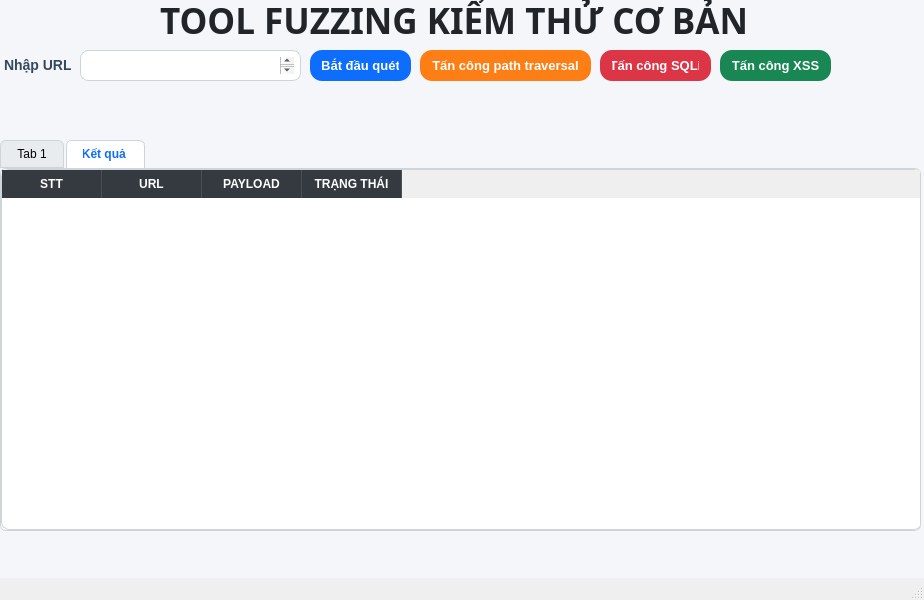
The window that GUICrawl.ui (dongydpl/ToolFuzzing002) describes before a commit, drawn with Qt 5.
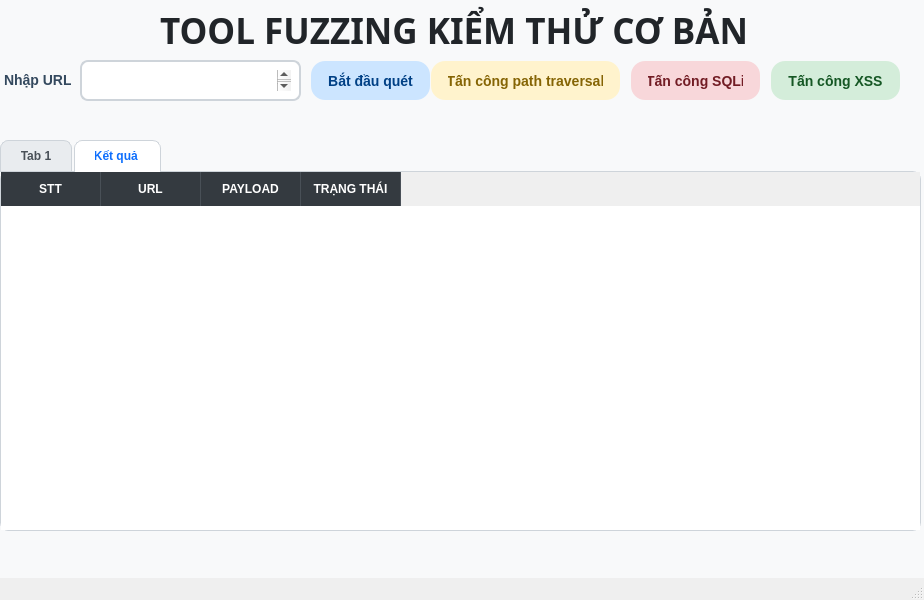
The same window after the commit.

```diff
--- a/GUICrawl.ui
+++ b/GUICrawl.ui
@@ -15,122 +15,128 @@
   </property>
   <property name="styleSheet">
    <string notr="true">/* ===================================================
-   1. NỀN CHUNG VÀ CÁC Ô NHẬP LIỆU / HIỂN THỊ
+   1. NỀN CHUNG VÀ CÁC CHỮ (TEXT/LABEL)
    =================================================== */
 QWidget#centralwidget {
-    background-color: #f4f6f9;
-	color: #212529;
+    background-color: #f8f9fa; /* Màu nền xám trắng hiện đại */
 }
 
+/* SỬA LỖI TÀNG HÌNH TIÊU ĐỀ CHÍNH */
+QLabel#label {
+    color: #2c3e50; /* Màu xám đen đậm cho chữ Tool Fuzzing */
+    font-weight: bold;
+}
+
+/* Chữ &quot;Nhập URL&quot; */
+QLabel#label_2 {
+    color: #34495e; 
+    font-weight: bold;
+    font-size: 14px;
+    font-family: &quot;Segoe UI&quot;, Roboto, Arial, sans-serif;
+}
+
+/* ===================================================
+   2. CÁC Ô NHẬP LIỆU VÀ HIỂN THỊ LOG (TEXT AREA)
+   =================================================== */
 QTextEdit, QTextBrowser {
     background-color: #ffffff;
-    border: 1px solid #ced4da;
+    border: 2px solid #ced4da;
     border-radius: 8px;
-    padding: 6px;
-    font-size: 13px;
+    padding: 8px;
+    font-size: 14px;
+    color: #212529;
+}
+
+/* Hiệu ứng khi bấm chuột vào ô nhập URL */
+QTextEdit:focus {
+    border: 2px solid #86b7fe; 
 }
 
 /* ===================================================
-   2. BẢNG KẾT QUẢ (TABLE WIDGET) VÀ TAB WIDGET
+   3. BẢNG KẾT QUẢ VÀ CÁC TAB (TAB WIDGET)
    =================================================== */
-QTableWidget {
-    background-color: #ffffff;
-    border: 1px solid #ced4da;
-    border-radius: 8px;
-    gridline-color: #e9ecef;
-    font-size: 13px;
-}
-
-QHeaderView::section {
-    background-color: #343a40;
-    color: #ffffff;
-    font-weight: bold;
-    padding: 5px;
-    border: none;
-    border-right: 1px solid #495057;
-}
-
 QTabWidget::pane {
     border: 1px solid #ced4da;
-    border-radius: 6px;
+    border-radius: 8px;
     background: #ffffff;
+    top: -1px;
 }
 
 QTabBar::tab {
     background: #e9ecef;
     border: 1px solid #ced4da;
-    padding: 6px 16px;
-    border-top-left-radius: 6px;
-    border-top-right-radius: 6px;
+    padding: 8px 20px;
+    border-top-left-radius: 8px;
+    border-top-right-radius: 8px;
     margin-right: 2px;
+    color: #495057;
+    font-weight: bold;
 }
 
 QTabBar::tab:selected {
     background: #ffffff;
     border-bottom-color: #ffffff;
+    color: #0d6efd; /* Chữ màu xanh khi chọn tab */
+}
+
+QTableWidget {
+    background-color: #ffffff;
+    border: none;
+    gridline-color: #e9ecef;
+    font-size: 13px;
+    color: #212529;
+}
+
+QHeaderView::section {
+    background-color: #343a40; /* Nền đen nhạt cho tiêu đề bảng */
+    color: #ffffff;
     font-weight: bold;
-    color: #0d6efd;
+    padding: 8px;
+    border: none;
+    border-right: 1px solid #495057;
 }
 
 /* ===================================================
-   3. NÚT BẤM (BO TRÒN, ĐỔ MÀU THEO CHỨC NĂNG)
+   4. NÚT BẤM (BUTTON) - PHONG CÁCH PASTEL BO TRÒN
    =================================================== */
 QPushButton {
-    color: #ffffff;
+    border-radius: 15px; /* Bo góc viên thuốc */
+    font-family: &quot;Segoe UI&quot;, Roboto, Arial, sans-serif;
+    font-size: 14px;
     font-weight: bold;
-    font-size: 13px;
-    border-radius: 12px; /* Bo tròn mềm mại ở đây */
-    padding: 6px 12px;
-    border: none;
+    padding: 8px 16px;
+    border: 2px solid transparent;
 }
 
-/* Trạng thái nút bị khóa (khi chưa có link) */
 QPushButton:disabled {
-    background-color: #ced4da;
-    color: #6c757d;
+    background-color: #e9ecef;
+    color: #adb5bd;
 }
 
-/* ---&gt; Nút Quét (jBntScan) - Màu Xanh Dương &lt;--- */
-QPushButton#jBntScan {
-    background-color: #0d6efd; 
-}
-QPushButton#jBntScan:hover {
-    background-color: #0b5ed7; 
-}
+/* ---&gt; Nút Quét (Màu Xanh lam Pastel) &lt;--- */
+QPushButton#jBntScan { background-color: #cce5ff; color: #004085; }
+QPushButton#jBntScan:hover { background-color: #b8daff; border: 2px solid #004085; }
 
-/* ---&gt; Nút Path Traversal (pushButton) - Màu Cam &lt;--- */
-QPushButton#pushButton {
-    background-color: #fd7e14;
-}
-QPushButton#pushButton:hover {
-    background-color: #e85e0c;
-}
+/* ---&gt; Nút Path Traversal (Màu Cam Pastel) &lt;--- */
+QPushButton#pushButton { background-color: #fff3cd; color: #856404; }
+QPushButton#pushButton:hover { background-color: #ffe8a1; border: 2px solid #856404; }
 
-/* ---&gt; Nút SQLi (btnSQLi) - Màu Đỏ &lt;--- */
-QPushButton#btnSQLi {
-    background-color: #dc3545;
-}
-QPushButton#btnSQLi:hover {
-    background-color: #c82333;
-}
+/* ---&gt; Nút SQLi (Màu Đỏ Pastel) &lt;--- */
+QPushButton#btnSQLi { background-color: #f8d7da; color: #721c24; }
+QPushButton#btnSQLi:hover { background-color: #f5c6cb; border: 2px solid #721c24; }
 
-/* ---&gt; Nút XSS (btnXSS) - Màu Xanh Lá &lt;--- */
-QPushButton#btnXSS {
-    background-color: #198754;
-}
-QPushButton#btnXSS:hover {
-    background-color: #157347;
-}
-</string>
+/* ---&gt; Nút XSS (Màu Xanh lá Pastel) &lt;--- */
+QPushButton#btnXSS { background-color: #d4edda; color: #155724; }
+QPushButton#btnXSS:hover { background-color: #c3e6cb; border: 2px solid #155724; }</string>
   </property>
   <widget class="QWidget" name="centralwidget">
    <widget class="QTextEdit" name="txtGetLink">
     <property name="geometry">
      <rect>
       <x>80</x>
-      <y>50</y>
+      <y>60</y>
       <width>221</width>
-      <height>31</height>
+      <height>41</height>
      </rect>
     </property>
    </widget>
@@ -140,12 +146,12 @@
       <x>160</x>
       <y>0</y>
       <width>611</width>
-      <height>41</height>
+      <height>61</height>
      </rect>
     </property>
     <property name="font">
      <font>
-      <family>Yu Gothic Medium</family>
+      <family>Sitka</family>
       <pointsize>26</pointsize>
       <bold>true</bold>
      </font>
@@ -162,9 +168,9 @@
     <property name="geometry">
      <rect>
       <x>0</x>
-      <y>50</y>
+      <y>60</y>
       <width>71</width>
-      <height>31</height>
+      <height>41</height>
      </rect>
     </property>
     <property name="font">
@@ -193,9 +199,9 @@
     <property name="geometry">
      <rect>
       <x>310</x>
-      <y>50</y>
-      <width>101</width>
-      <height>31</height>
+      <y>60</y>
+      <width>121</width>
+      <height>41</height>
      </rect>
     </property>
     <property name="styleSheet">
@@ -296,10 +302,10 @@
    <widget class="QPushButton" name="pushButton">
     <property name="geometry">
      <rect>
-      <x>420</x>
-      <y>50</y>
-      <width>171</width>
-      <height>31</height>
+      <x>430</x>
+      <y>60</y>
+      <width>191</width>
+      <height>41</height>
      </rect>
     </property>
     <property name="text">
@@ -309,10 +315,10 @@
    <widget class="QPushButton" name="btnSQLi">
     <property name="geometry">
      <rect>
-      <x>600</x>
-      <y>50</y>
-      <width>111</width>
-      <height>31</height>
+      <x>630</x>
+      <y>60</y>
+      <width>131</width>
+      <height>41</height>
      </rect>
     </property>
     <property name="text">
@@ -322,10 +328,10 @@
    <widget class="QPushButton" name="btnXSS">
     <property name="geometry">
      <rect>
-      <x>720</x>
-      <y>50</y>
-      <width>111</width>
-      <height>31</height>
+      <x>770</x>
+      <y>60</y>
+      <width>131</width>
+      <height>41</height>
      </rect>
     </property>
     <property name="text">
```
